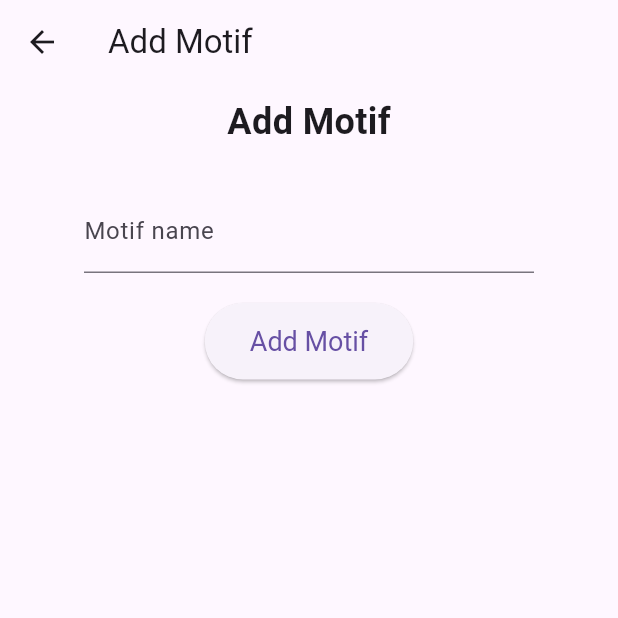
After one commit to vemo068/register_info, a Flutter app: the screen it shows after launch, after a tap on "Agents", after a tap on "Motifs", after a tap on the "add" icon, on a phone screen of 412 x 824 dp, the top half of it. The commit adds this screen. Run offline on Flutter 3.47's test engine with Material 3 defaults, Android fonts, the phone set to English and light mode, and no system bars; our stand-ins replace get, sqflite_common_ffi; accounts and stored records are empty.

Commit message:
add motif agent and taches

```diff
--- /dev/null
+++ b/lib/components/drawer.dart
@@ -0,0 +1,67 @@
+import 'package:flutter/material.dart';
+import 'package:get/get.dart';
+import 'package:register_info/controllers/tabs_controller.dart';
+import 'package:register_info/pages/agents_page.dart';
+import 'package:register_info/pages/home_page.dart';
+import 'package:register_info/pages/motifs_page.dart';
+import 'package:register_info/pages/taches_page.dart';
+
+class AppDrawer extends StatelessWidget {
+  final TabsController tabsController = Get.find<TabsController>();
+  @override
+  Widget build(BuildContext context) {
+    return GetBuilder(
+        init: tabsController,
+        builder: (_) {
+          return Drawer(
+            child: ListView(
+              padding: EdgeInsets.zero,
+              children: <Widget>[
+                DrawerHeader(
+                  decoration: BoxDecoration(
+                    color: Colors.blue,
+                  ),
+                  child: Text(
+                    'Menu',
+                    style: TextStyle(
+                      color: Colors.white,
+                      fontSize: 24,
+                    ),
+                  ),
+                ),
+                // ListTile(
+                //   leading: Icon(Icons.home),
+                //   title: Text('Home'),
+                //   onTap: () {
+                //     Get.to(() => HomePage());
+                //   },
+                // ),
+                ListTile(
+                  leading: Icon(Icons.person),
+                  title: Text('Taches'),
+                  onTap: () {
+                    tabsController.changeTab(TachesPage());
+                    // Get.to(() => TachesPage());
+                  },
+                ),
+                ListTile(
+                  leading: Icon(Icons.settings),
+                  title: Text('Agents'),
+                  onTap: () {
+                    tabsController.changeTab(AgentsPage());
+                    //Get.to(() => AgentsPage());
+                  },
+                ),
+                ListTile(
+                  leading: Icon(Icons.info),
+                  title: Text('Motifs'),
+                  onTap: () {
+                    tabsController.changeTab(MotifsPage());
+                  },
+                ),
+              ],
+            ),
+          );
+        });
+  }
+}
--- /dev/null
+++ b/lib/components/txt_field_pc.dart
@@ -0,0 +1,32 @@
+
+import 'package:flutter/material.dart';
+
+class TxtFldPC extends StatelessWidget {
+  final String hint;
+  final TextEditingController controller;
+  final double width;
+  final bool autofocus;
+
+  const TxtFldPC({
+    super.key,
+    required this.hint,
+    required this.controller,
+    this.width = 300.0,
+    this.autofocus=false,
+  });
+
+  @override
+  Widget build(BuildContext context) {
+    return SizedBox(
+      width: width,
+      child: TextField(
+
+        autofocus: autofocus,
+        controller: controller,
+        decoration: InputDecoration(
+          labelText: hint,
+        ),
+      ),
+    );
+  }
+}
--- /dev/null
+++ b/lib/controllers/tabs_controller.dart
@@ -0,0 +1,12 @@
+import 'package:flutter/material.dart';
+import 'package:get/get.dart';
+import 'package:register_info/pages/taches_page.dart';
+
+class TabsController extends GetxController {
+  Widget selectedTab = TachesPage();
+
+  void changeTab(Widget tab) {
+    selectedTab = tab;
+    update();
+  }
+}
--- a/lib/db/db_helper.dart
+++ b/lib/db/db_helper.dart
@@ -7,7 +7,7 @@ import 'package:register_info/models/tache.dart';
 import 'package:sqflite_common_ffi/sqflite_ffi.dart';
 
 class DatabaseHelper {
-  final String databaseName = "invtcnasbase.db";
+  final String databaseName = "register_info.db";
 
   // Database connection initialization
   Future<Database> init() async {
@@ -124,14 +124,13 @@ class DatabaseHelper {
     );
   }
 
-
-
   //get agent by id
   Future<Agent> getAgentById(int id) async {
     final db = await init();
     final maps = await db.query('agents', where: 'id = ?', whereArgs: [id]);
     return Agent.fromJson(maps.first);
   }
+
   // get action by id
   Future<Actione> getActionById(int id) async {
     final db = await init();
--- a/lib/main.dart
+++ b/lib/main.dart
@@ -1,5 +1,8 @@
 import 'package:flutter/material.dart';
+import 'package:get/get.dart';
 import 'package:get/get_navigation/src/root/get_material_app.dart';
+import 'package:register_info/controllers/data_controller.dart';
+import 'package:register_info/controllers/tabs_controller.dart';
 import 'package:register_info/pages/home_page.dart';
 import 'package:sqflite_common_ffi/sqflite_ffi.dart';
 
@@ -7,10 +10,13 @@ void main() {
    WidgetsFlutterBinding.ensureInitialized();
   sqfliteFfiInit();
   databaseFactory = databaseFactoryFfi;
-  runApp(const RegisterInfoApp());
+  runApp( RegisterInfoApp());
 }
 class RegisterInfoApp extends StatelessWidget {
-  const RegisterInfoApp({super.key});
+  final DataController dataController = Get.put(DataController());
+   final TabsController tabsController = Get.put(TabsController());
+
+   RegisterInfoApp({super.key});
 
   @override
   Widget build(BuildContext context) {
--- /dev/null
+++ b/lib/pages/add_motif.dart
@@ -0,0 +1,54 @@
+import 'package:flutter/material.dart';
+import 'package:get/get.dart';
+import 'package:register_info/components/txt_field_pc.dart';
+import 'package:register_info/controllers/data_controller.dart';
+
+class AddMotif extends StatelessWidget {
+  DataController dataController = Get.find<DataController>();
+  AddMotif({super.key});
+
+  @override
+  Widget build(BuildContext context) {
+    return Scaffold(
+      appBar: AppBar(
+        title: const Text('Add Motif'),
+        elevation: 0,
+      ),
+      body: Center(
+        child: GetBuilder(
+          init: dataController,
+          builder: (_) {
+            return Column(
+              children: [
+                Padding(
+                  padding: const EdgeInsets.all(8.0),
+                  child: Text(
+                    'Add Motif',
+                    style: TextStyle(fontSize: 24, fontWeight: FontWeight.bold),
+                  ),
+                ),
+                SizedBox(height: 20),
+                TxtFldPC(
+                  hint: "Motif name",
+                  controller: dataController.motifNameController,
+                ),
+                SizedBox(height: 20),
+                ElevatedButton(
+                  onPressed: () {
+                    dataController.insertAction();
+                    Get.back();
+                  },
+                  child: Text('Add Motif'),
+                  style: ElevatedButton.styleFrom(
+                    padding: EdgeInsets.symmetric(horizontal: 30, vertical: 15),
+                    textStyle: TextStyle(fontSize: 18),
+                  ),
+                ),
+              ],
+            );
+          },
+        ),
+      ),
+    );
+  }
+}
--- /dev/null
+++ b/lib/pages/agents_page.dart
@@ -0,0 +1,38 @@
+import 'package:flutter/material.dart';
+import 'package:get/get.dart';
+import 'package:register_info/controllers/data_controller.dart';
+import 'package:register_info/pages/add_agent.dart';
+
+class AgentsPage extends StatelessWidget {
+  final DataController dataController = Get.find<DataController>();
+  AgentsPage({super.key});
+
+  @override
+  Widget build(BuildContext context) {
+    return Scaffold(
+      appBar: AppBar(
+        title: const Text('Agents Page'),
+        elevation: 0,
+
+      ),
+      floatingActionButton: FloatingActionButton.large(onPressed: (){
+        Get.to(()=>AddAgent());
+      },
+      child: Icon(Icons.add),
+
+      ),
+      body: GetBuilder(
+          init: dataController,
+          builder: (_) {
+            return ListView.builder(
+              itemCount: dataController.agents.length,
+              itemBuilder: (context, index) {
+                return ListTile(
+                  title: Text(dataController.agents[index].name),
+                );
+              },
+            );
+          }),
+    );
+  }
+}
--- a/lib/pages/home_page.dart
+++ b/lib/pages/home_page.dart
@@ -1,45 +1,39 @@
+import 'dart:async';
+
 import 'package:flutter/material.dart';
 import 'package:get/get.dart';
+import 'package:register_info/components/drawer.dart';
 import 'package:register_info/components/taches_table.dart';
 import 'package:register_info/controllers/data_controller.dart';
+import 'package:register_info/controllers/tabs_controller.dart';
 
 class HomePage extends StatelessWidget {
-  final DataController dataController = Get.put(DataController());
+
+  final TabsController tabsController = Get.find<TabsController>();
+
   HomePage({super.key});
 
   @override
   Widget build(BuildContext context) {
     return Scaffold(
+
       appBar: AppBar(
         title: const Text('Register Info'),
         elevation: 0,
       ),
-      body: Center(
-        child: Column(
-          mainAxisAlignment: MainAxisAlignment.center,
-          children: [
-          // add three responsive buttons
-            ElevatedButton(
-              onPressed: () {
-                Get.toNamed('/actions');
-              },
-              child: const Text('Actions'),
-            ),
-            ElevatedButton(
-              onPressed: () {
-                Get.toNamed('/agents');
-              },
-              child: const Text('Agents'),
-            ),
-            ElevatedButton(
-              onPressed: () {
-                Get.toNamed('/taches');
-              },
-              child: const Text('Taches'),
-            ),
-             TacheTable(),
-          ],
-        ),
+      body: GetBuilder(
+        init: tabsController,
+        builder: (_) {
+          return Row(
+            children: [
+              Expanded(flex: 1, child: AppDrawer()),
+              Expanded(
+                flex: 3,
+                child: tabsController.selectedTab,
+              ),
+            ],
+          );
+        }
       ),
     );
   }
--- /dev/null
+++ b/lib/pages/motifs_page.dart
@@ -0,0 +1,37 @@
+import 'package:flutter/material.dart';
+import 'package:get/get.dart';
+import 'package:register_info/controllers/data_controller.dart';
+import 'package:register_info/pages/add_motif.dart';
+
+class MotifsPage extends StatelessWidget {
+  final DataController dataController = Get.find<DataController>();
+  MotifsPage({super.key});
+
+  @override
+  Widget build(BuildContext context) {
+    return Scaffold(
+      appBar: AppBar(
+        title: const Text('Motifs'),
+        elevation: 0,
+      ),
+      floatingActionButton: FloatingActionButton.large(
+        onPressed: () {
+          Get.to(() => AddMotif());
+        },
+        child: Icon(Icons.add),
+      ),
+      body: GetBuilder(
+          init: dataController,
+          builder: (_) {
+            return ListView.builder(
+              itemCount: dataController.actions.length,
+              itemBuilder: (context, index) {
+                return ListTile(
+                  title: Text(dataController.actions[index].name),
+                );
+              },
+            );
+          }),
+    );
+  }
+}
--- /dev/null
+++ b/lib/pages/taches_page.dart
@@ -0,0 +1,33 @@
+import 'package:flutter/material.dart';
+import 'package:get/get.dart';
+import 'package:register_info/components/taches_table.dart';
+import 'package:register_info/controllers/data_controller.dart';
+import 'package:register_info/pages/add_tache.dart';
+
+class TachesPage extends StatelessWidget {
+  final DataController dataController = Get.find<DataController>();
+   TachesPage({super.key});
+
+  @override
+  Widget build(BuildContext context) {
+    return Scaffold(
+      appBar: AppBar(
+        title: const Text('Taches'),
+        elevation: 0,
+      ),
+       floatingActionButton: FloatingActionButton.large(onPressed: (){
+        Get.to(()=>AddTachePage());
+      },
+      child: Icon(Icons.add),
+
+      ),
+      body:  Center(
+        child: Column(
+          children: [
+            TacheTable(),
+          ],
+        ),
+      ),
+    );
+  }
+}
```
Also changed, not shown: lib/controllers/data_controller.dart (+36 -8 lines), lib/pages/add_agent.dart (added, +56 -0 lines), lib/pages/add_tache.dart (+7 -0 lines).
